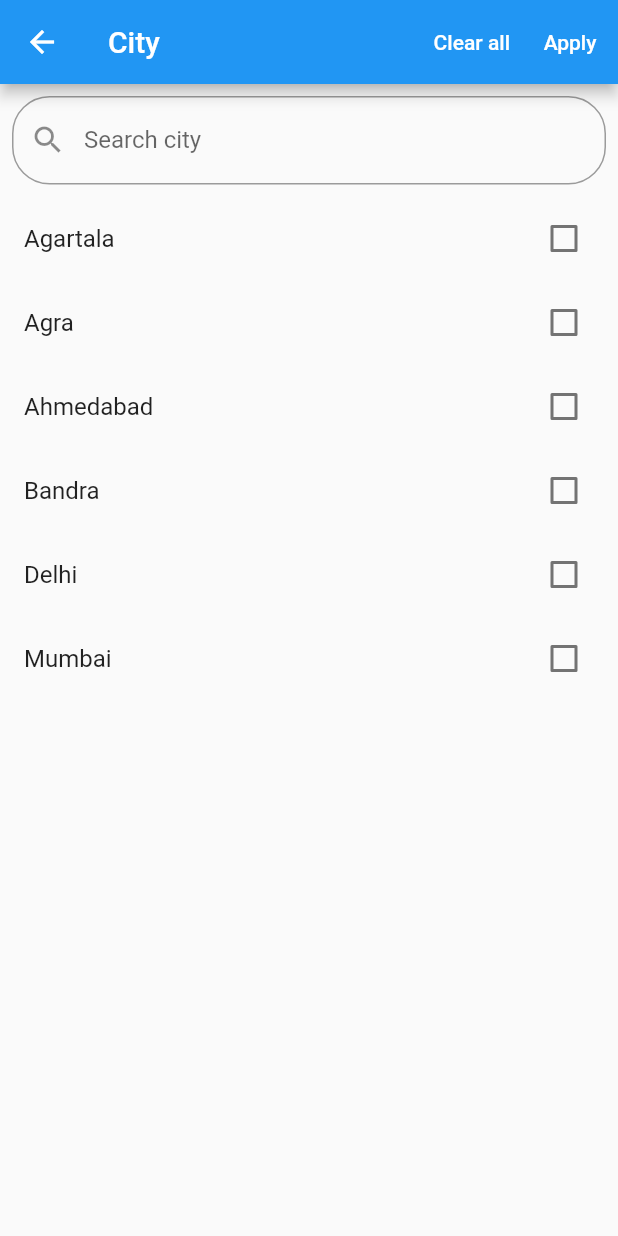
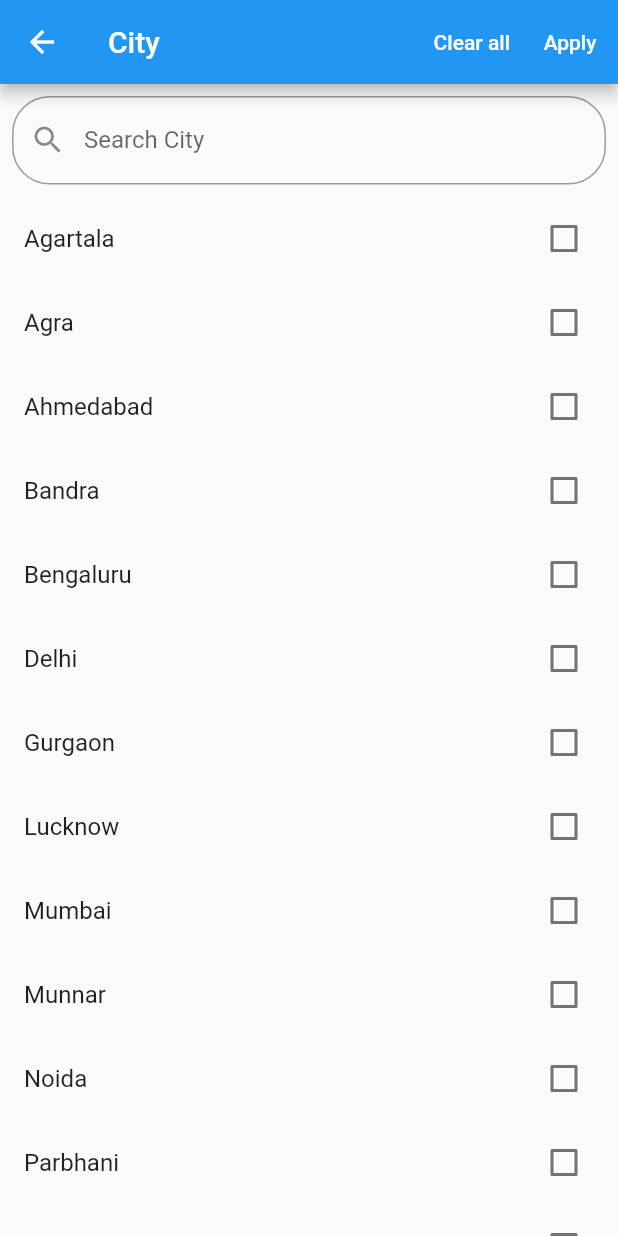
Before and after one commit to Albinseban2021/internshalaAPP, a Flutter app: the FilterScreen screen opened directly, after a tap on "Add city", on a phone screen of 412 x 824 dp. Run offline on Flutter 3.47's test engine with Material 2 defaults, Android fonts, the phone set to English and light mode, and no system bars; our stand-ins replace shimmer; network calls fail.

Commit message:
Improved UI of filters

```diff
--- a/lib/addCity.dart
+++ b/lib/checkBoxList.dart
@@ -1,42 +1,44 @@
 import 'package:flutter/material.dart';
 
-class CityScreen extends StatefulWidget {
+class CheckBoxList extends StatefulWidget {
+  final String title;
+  final List<String> items;
+
+  const CheckBoxList({super.key, required this.title, required this.items});
+
   @override
-  _CityScreenState createState() => _CityScreenState();
+  _CheckBoxListState createState() => _CheckBoxListState();
 }
 
-class _CityScreenState extends State<CityScreen> {
+class _CheckBoxListState extends State<CheckBoxList> {
   TextEditingController searchController = TextEditingController();
-  List<String> cities = [
-    'Agartala', 'Agra', 'Ahmedabad', 'Bandra', 'Delhi',
-    'Mumbai', // ... add all cities
-  ];
-  List<String> filteredCities = [];
-  Map<String, bool> selectedCities = {};
+  //List<String> items = ;
+  List<String> filteredItems = [];
+  Map<String, bool> selectedItems = {};
 
   @override
   void initState() {
     super.initState();
-    filteredCities = cities;
-    cities.forEach((city) {
-      selectedCities[city] = false;
+    filteredItems = widget.items;
+    widget.items.forEach((data) {
+      selectedItems[data] = false;
     });
   }
 
   void filterSearchResults(String query) {
     if (query.isEmpty) {
       setState(() {
-        filteredCities = cities;
+        filteredItems = widget.items;
       });
     } else {
       List<String> dummySearchList = [];
-      cities.forEach((item) {
+      widget.items.forEach((item) {
         if (item.toLowerCase().contains(query.toLowerCase())) {
           dummySearchList.add(item);
         }
       });
       setState(() {
-        filteredCities = dummySearchList;
+        filteredItems = dummySearchList;
       });
     }
   }
@@ -45,13 +47,13 @@ class _CityScreenState extends State<CityScreen> {
   Widget build(BuildContext context) {
     return Scaffold(
       appBar: AppBar(
-        title: const Text('City'),
+        title: Text(widget.title),
         actions: [
           TextButton(
             onPressed: () {
               // Clear all selections
               setState(() {
-                selectedCities.updateAll((key, value) => false);
+                selectedItems.updateAll((key, value) => false);
               });
             },
             child: const Text(
@@ -78,11 +80,11 @@ class _CityScreenState extends State<CityScreen> {
             child: TextField(
               controller: searchController,
               onChanged: filterSearchResults,
-              decoration: const InputDecoration(
-                labelText: "Search city",
-                hintText: "Search city",
-                prefixIcon: Icon(Icons.search),
-                border: OutlineInputBorder(
+              decoration: InputDecoration(
+                labelText: "Search ${widget.title}",
+                hintText: "Search ${widget.title}",
+                prefixIcon: const Icon(Icons.search),
+                border: const OutlineInputBorder(
                   borderRadius: BorderRadius.all(Radius.circular(25.0)),
                 ),
               ),
@@ -90,15 +92,15 @@ class _CityScreenState extends State<CityScreen> {
           ),
           Expanded(
             child: ListView.builder(
-              itemCount: filteredCities.length,
+              itemCount: filteredItems.length,
               itemBuilder: (context, index) {
-                String city = filteredCities[index];
+                String data = filteredItems[index];
                 return CheckboxListTile(
-                  title: Text(city),
-                  value: selectedCities[city],
+                  title: Text(data),
+                  value: selectedItems[data],
                   onChanged: (bool? value) {
                     setState(() {
-                      selectedCities[city] = value!;
+                      selectedItems[data] = value!;
                     });
                   },
                 );
--- a/lib/filterScreen.dart
+++ b/lib/filterScreen.dart
@@ -1,5 +1,5 @@
 import 'package:flutter/material.dart';
-import 'package:internshala/addCity.dart';
+import 'package:internshala/checkBoxList.dart';
 
 class FilterScreen extends StatefulWidget {
   @override
@@ -20,6 +20,17 @@ class _FilterScreenState extends State<FilterScreen> {
           ElevatedButton.icon(
             onPressed: () {
               // Add your add profile logic here
+              Navigator.of(context).push(MaterialPageRoute(
+                  builder: (context) => const CheckBoxList(
+                        items: [
+                          'Administrator',
+                          'Android Development',
+                          'Buisness Analyst',
+                          'Brand Management',
+                          'Product Management'
+                        ],
+                        title: "Profile",
+                      )));
             },
             icon: const Icon(Icons.add),
             label: const Text('Add profile'),
@@ -27,8 +38,26 @@ class _FilterScreenState extends State<FilterScreen> {
           ElevatedButton.icon(
             onPressed: () {
               // Add your add city logic here
-              Navigator.of(context)
-                  .push(MaterialPageRoute(builder: (context) => CityScreen()));
+              Navigator.of(context).push(MaterialPageRoute(
+                  builder: (context) => const CheckBoxList(
+                        items: [
+                          'Agartala',
+                          'Agra',
+                          'Ahmedabad',
+                          'Bandra',
+                          'Bengaluru',
+                          'Delhi',
+                          'Gurgaon',
+                          'Lucknow',
+                          'Mumbai',
+                          'Munnar',
+                          'Noida',
+                          'Parbhani',
+                          'Kera',
+                          'Tarn Taran'
+                        ],
+                        title: "City",
+                      )));
             },
             icon: const Icon(Icons.add),
             label: const Text('Add city'),
@@ -69,7 +98,7 @@ class _FilterScreenState extends State<FilterScreen> {
           DropdownButton<int>(
             isExpanded: true,
             value: selectedDuration,
-            hint: Text('Choose Duration'),
+            hint: const Text('Choose Duration'),
             onChanged: (int? newValue) {
               setState(() {
                 selectedDuration = newValue;
```
